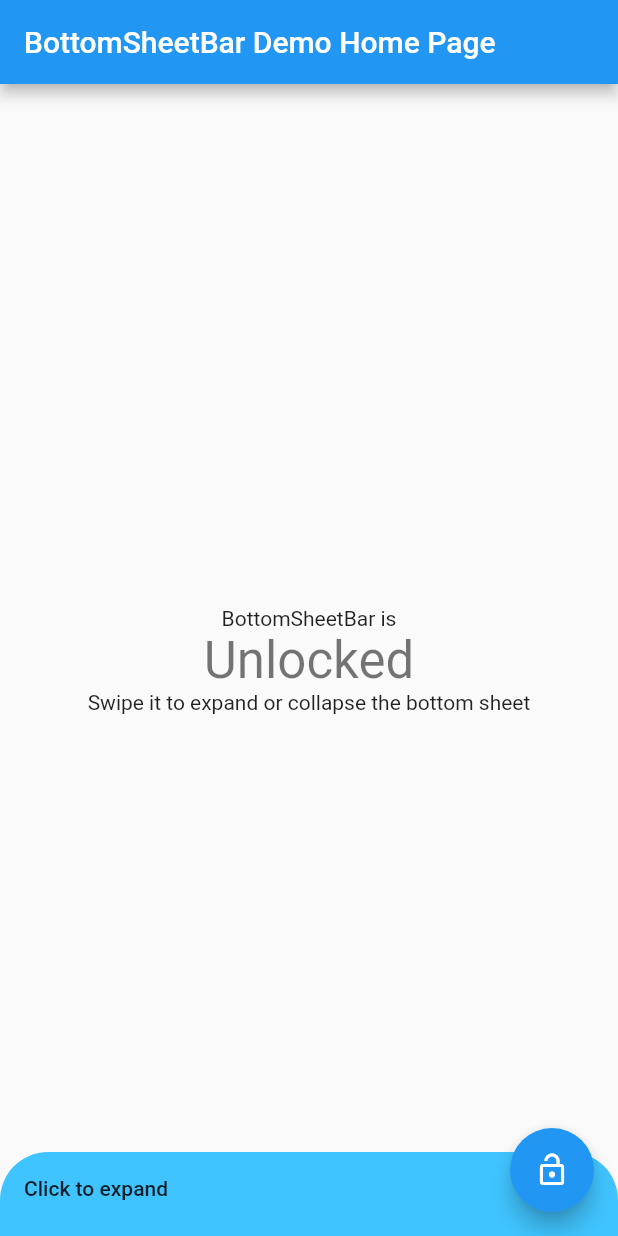
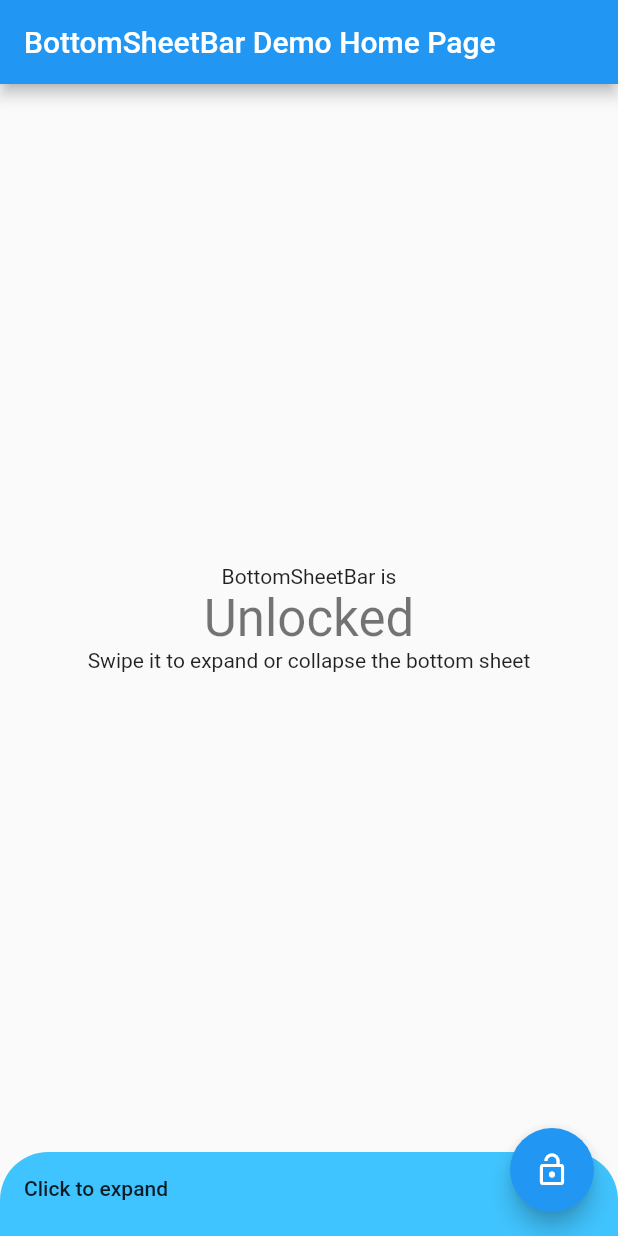
Before and after one commit to mhrst/bottom_sheet_bar, a Flutter app: the screen it shows after launch, on a phone screen of 412 x 824 dp. Run offline on Flutter 3.47's test engine with Material 2 defaults, Android fonts, the phone set to English and light mode, and no system bars.

Commit message:
Add padding to body equal to toolbar height

```diff
--- a/lib/bottom_sheet_bar.dart
+++ b/lib/bottom_sheet_bar.dart
@@ -87,7 +87,7 @@ class MeasureSize extends StatefulWidget {
 class _BottomSheetBarState extends State<BottomSheetBar>
     with SingleTickerProviderStateMixin {
   final _scrollController = ScrollController();
-  final _velocityTracker = VelocityTracker(PointerDeviceKind.touch);
+  final _velocityTracker = VelocityTracker.withKind(PointerDeviceKind.touch);
 
   AnimationController _animationController;
   BottomSheetBarController _controller;
@@ -102,13 +102,9 @@ class _BottomSheetBarState extends State<BottomSheetBar>
         alignment: Alignment.bottomCenter,
         children: <Widget>[
           // Body
-          AnimatedBuilder(
-            animation: _animationController,
-            builder: (context, child) => Container(
-              height: MediaQuery.of(context).size.height,
-              width: MediaQuery.of(context).size.width,
-              child: widget.body,
-            ),
+          Padding(
+            child: widget.body,
+            padding: EdgeInsets.only(bottom: widget.height),
           ),
 
           // Backdrop
```
Also changed, not shown: example/pubspec.lock.
